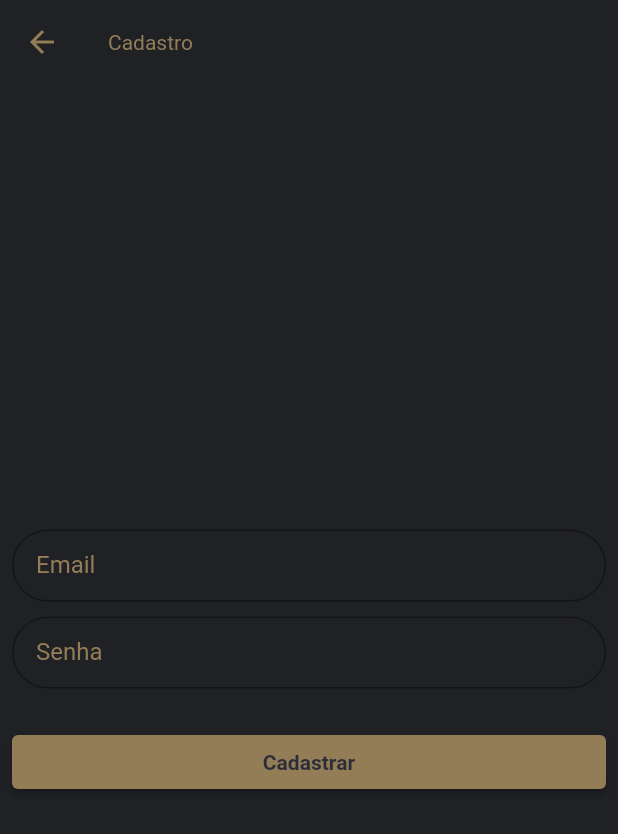
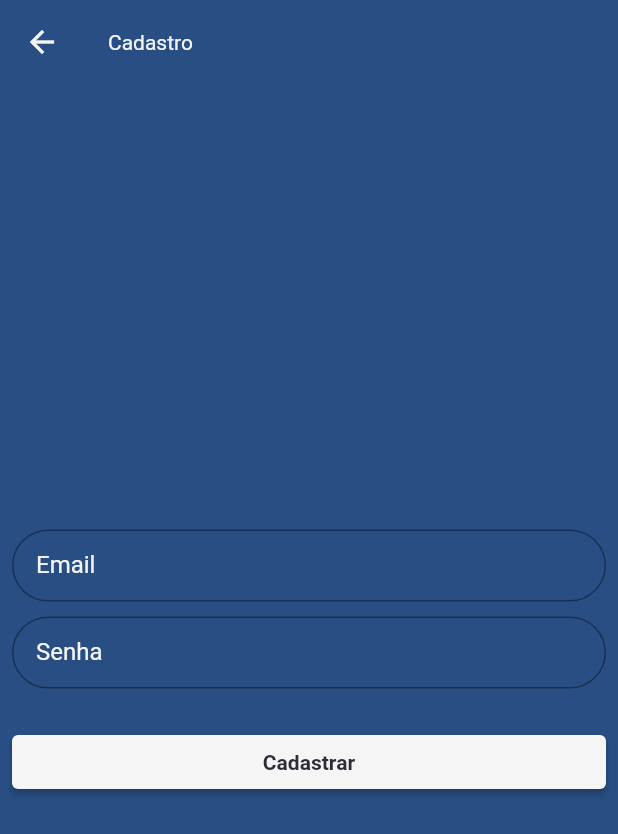
Before and after one commit to lincolncaetano/rastreandoflutter, a Flutter app: the screen it shows after launch, after a tap on "Não tem conta? Cadastra-se", on a phone screen of 412 x 824 dp. Shown: the top 834 px of the screen. Run offline on Flutter 3.47's test engine with Material 2 defaults, Android fonts, the light colour scheme and no system bars; our stand-ins replace brasil_fields, cloud_firestore, firebase_auth, firebase_core, firebase_messaging, firebase_storage and 1 more; missing offline and left inert: admob_flutter, validadores; accounts and stored records are empty; network calls fail.

Commit message:
aryalização de cores

```diff
--- a/lib/Palleta.dart
+++ b/lib/Palleta.dart
@@ -3,7 +3,7 @@ import 'package:flutter/material.dart';
 class Palleta {
   // background gradient
 
-  static Color botao = Color(0xff937d56);
+  static Color botao = Color(0xfff5f5f5);
   static Color contrasteEscuro = Color(0xff2d2d3a);
   static Color corTeste = Color(0xff22272c);
   static Color corTextoTeste = Color(0xffc2ad7d);
@@ -12,9 +12,11 @@ class Palleta {
   static Color tabs1 = Color(0xff171717);
   static Color cinza1 = Color(0xff1D1D1F);
 
-  static Color body2 = Color(0xFF202125);
-  static Color tabs2 = Color(0xff303135);
+  static Color body2 = Color(0xFF284E83);
+  static Color tabs2 = Color(0xFF284E83);
   static Color cinza2 = Color(0xff2A2B2F);
+  static Color vermelho = Color(0xffFF596B);
+
 
 
 
--- a/lib/Views/Tabs/Tabs.dart
+++ b/lib/Views/Tabs/Tabs.dart
@@ -60,7 +60,7 @@ class _TabsState extends State<Tabs> with SingleTickerProviderStateMixin {
       bottomNavigationBar: BottomNavigationBar(
         type: BottomNavigationBarType.fixed,
         fixedColor: Palleta.botao,
-        unselectedItemColor: Colors.grey,
+        unselectedItemColor: Colors.blueGrey,
         backgroundColor: Palleta.tabs2,
         showUnselectedLabels: true,
         showSelectedLabels: true,
--- a/lib/Views/Widgets/TextFormFieldCutom.dart
+++ b/lib/Views/Widgets/TextFormFieldCutom.dart
@@ -56,15 +56,15 @@ class TextFormFieldCustom extends StatelessWidget {
             EdgeInsets.fromLTRB(16, 8, 16, 8),
             //hintText: this.hint,
             labelText: this.label,
-            labelStyle: TextStyle(color: Color(0xff937d56)),
+            labelStyle: TextStyle(color: Color(0xfff5f5f5)),
             //filled: true,
             disabledBorder: new OutlineInputBorder(
               borderRadius: new BorderRadius.circular(25.0),
-              borderSide:  BorderSide(color: Color(0xff937d56) ),
+              borderSide:  BorderSide(color: Color(0xfff5f5f5) ),
             ),
             border: OutlineInputBorder(
               borderRadius: BorderRadius.circular(25),
-              borderSide: BorderSide(color: Color(0xff937d56) )
+              borderSide: BorderSide(color: Color(0xfff5f5f5) )
             )
         ),
         maxLines: this.maxLines,
--- a/lib/main.dart
+++ b/lib/main.dart
@@ -1,6 +1,7 @@
 import 'package:admob_flutter/admob_flutter.dart';
 import 'package:firebase_core/firebase_core.dart';
 import 'package:flutter/material.dart';
+import 'package:flutter_localizations/flutter_localizations.dart';
 import 'package:rastreando/Palleta.dart';
 import 'package:rastreando/Routers.dart';
 import 'package:rastreando/Views/Login/PreLogin.dart';
@@ -44,6 +45,11 @@ void main() async{
         theme: temaPadrao,
         initialRoute: "/",
         onGenerateRoute: Routers.genarateRoute,
+        localizationsDelegates: [
+          GlobalMaterialLocalizations.delegate,
+          GlobalWidgetsLocalizations.delegate
+        ],
+        supportedLocales: [const Locale('pt', 'BR')],
       )
   );
 
--- a/pubspec.yaml
+++ b/pubspec.yaml
@@ -22,6 +22,8 @@ environment:
 
 dependencies:
   flutter:
+    sdk: flutter
+  flutter_localizations:
     sdk: flutter
 
 
```
Also changed, not shown: lib/Views/Home/ItemEncomenda.dart (+15 -7 lines), pubspec.lock.
